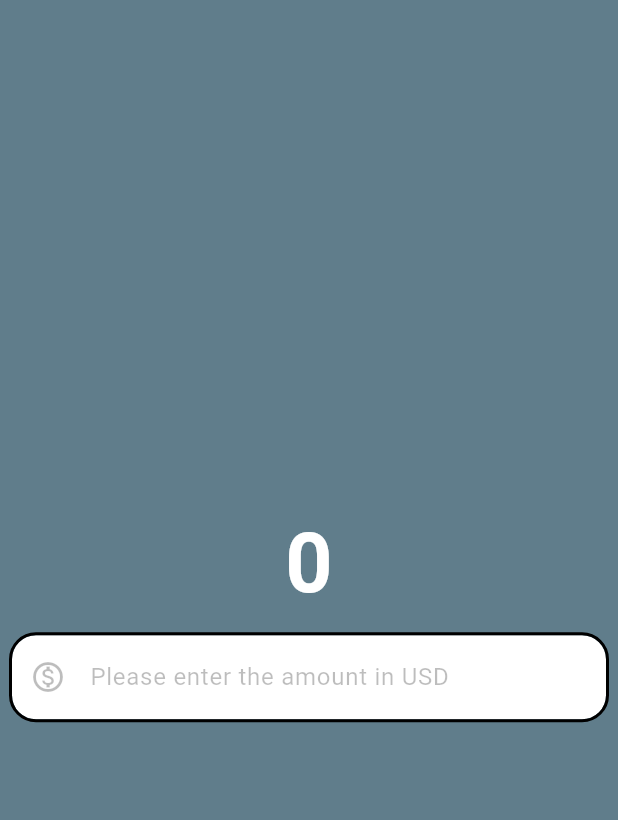
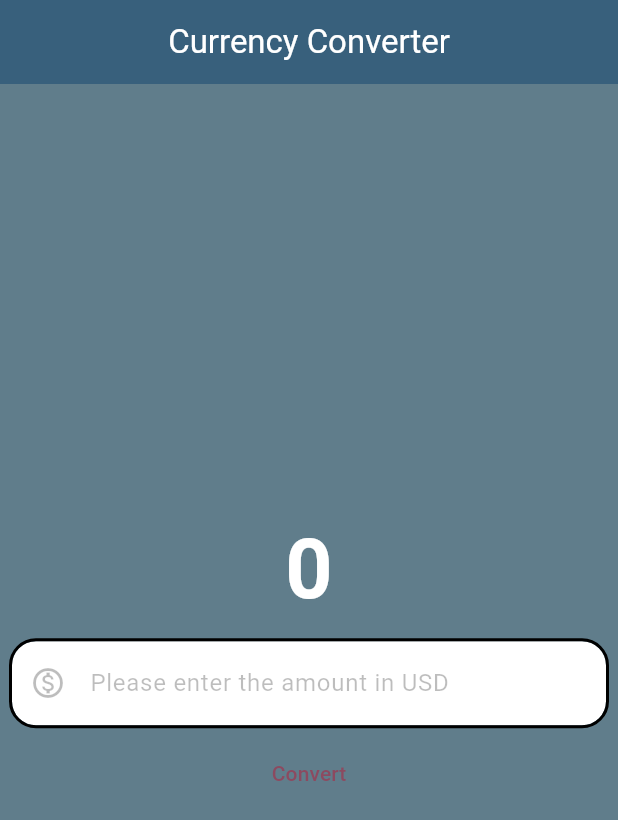
Before and after one commit to SynthiaAtieno/flutter_tutorial, a Flutter app: the screen it shows after launch, on a phone screen of 412 x 824 dp. Shown: the top 820 px of the screen. Run offline on Flutter 3.47's test engine with Material 2 defaults, Android fonts, the phone set to English and light mode, and no system bars.

Commit message:
Added a button and onclick listener

```diff
--- a/lib/main.dart
+++ b/lib/main.dart
@@ -12,9 +12,9 @@ class MyApp extends StatelessWidget {
   @override
   Widget build(BuildContext context) {
     return MaterialApp(
+      debugShowCheckedModeBanner: false,
       title: 'Flutter Demo',
       theme: ThemeData(
-
         colorScheme: ColorScheme.fromSeed(seedColor: Colors.black),
         useMaterial3: true,
       ),
--- a/lib/my_home_page.dart
+++ b/lib/my_home_page.dart
@@ -17,6 +17,15 @@ class MyHomePage extends StatelessWidget {
       ),
     );
     return Scaffold(
+      appBar: AppBar(
+        backgroundColor: const Color.fromARGB(255, 42, 100, 129),
+        elevation: 12,
+        title: const Text(
+          "Currency Converter",
+          style: TextStyle(color: Colors.white),
+        ),
+        centerTitle: true,
+      ),
       backgroundColor: Colors.blueGrey,
       body: SafeArea(
         child: Center(
@@ -47,7 +56,10 @@ class MyHomePage extends StatelessWidget {
                     decimal: true,
                   ),
                 ),
-              )
+
+              ),
+              TextButton(onPressed: (){
+              }, child: const Text("Convert"))
             ],
           ),
         ),
```
